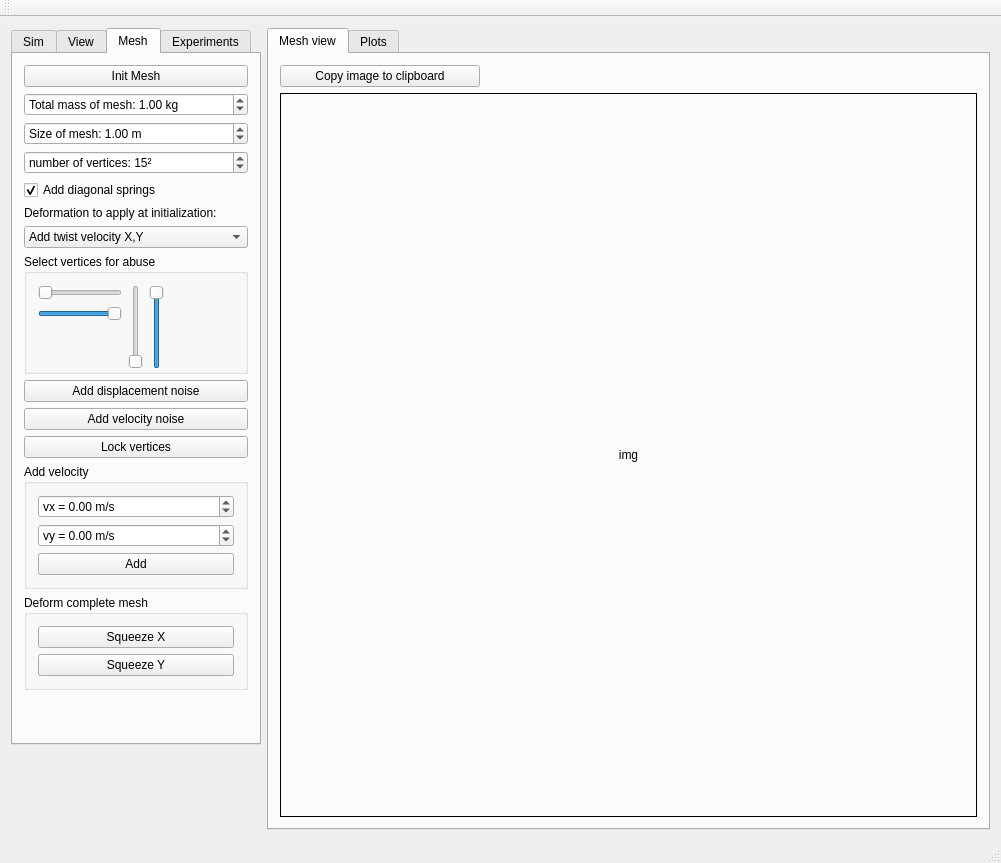
Above: mainwindow.ui from FrankMarsman/CS-Master-Thesis before the change. Below: the same form after it.
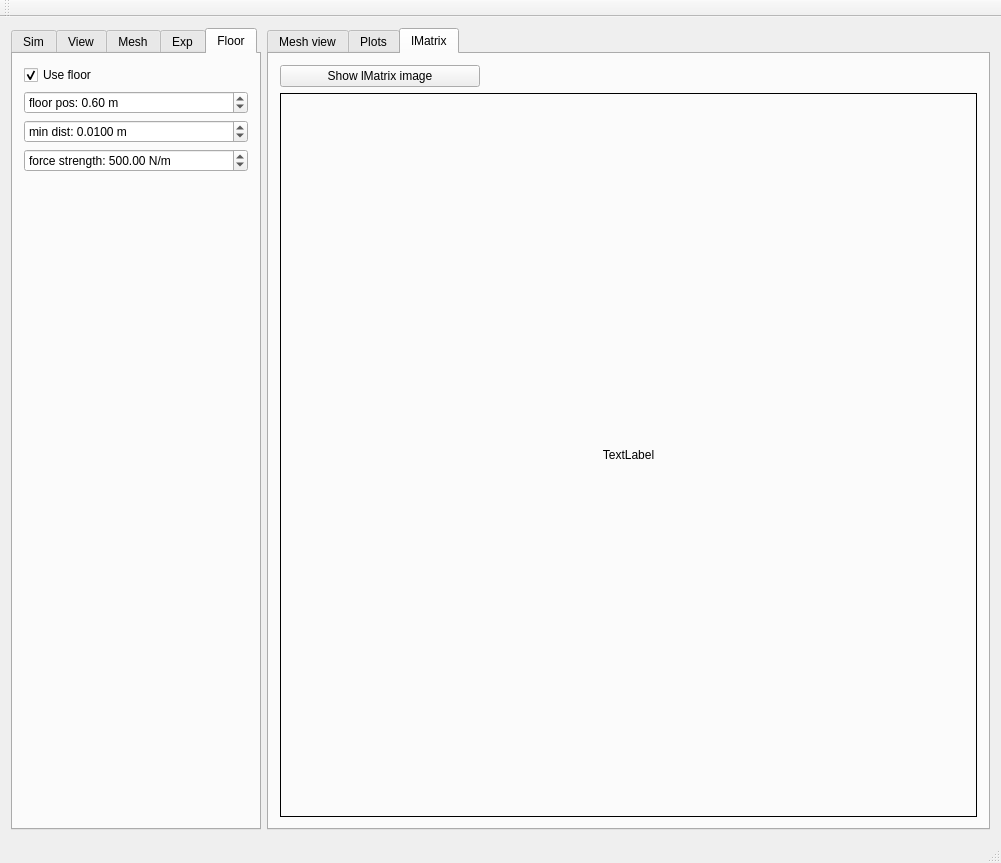
That is the form after the change. The open tabs and pages were chosen to show the change. Custom widgets are drawn as their Qt base class.

Commit message: Checkpoint before we change the constraint matrix.

```diff
--- a/mainwindow.ui
+++ b/mainwindow.ui
@@ -15,7 +15,7 @@
   </property>
   <widget class="QWidget" name="centralWidget">
    <layout class="QHBoxLayout" name="horizontalLayout">
-    <item alignment="Qt::AlignTop">
+    <item>
      <widget class="QTabWidget" name="MainTab">
       <property name="maximumSize">
        <size>
@@ -30,7 +30,7 @@
        <enum>QTabWidget::Rounded</enum>
       </property>
       <property name="currentIndex">
-       <number>2</number>
+       <number>4</number>
       </property>
       <widget class="QWidget" name="SimTab">
        <attribute name="title">
@@ -503,7 +503,7 @@
            <double>0.010000000000000</double>
           </property>
           <property name="value">
-           <double>1.000000000000000</double>
+           <double>20.000000000000000</double>
           </property>
          </widget>
         </item>
@@ -600,7 +600,7 @@
           </item>
          </widget>
         </item>
-        <item alignment="Qt::AlignTop">
+        <item>
          <widget class="QGroupBox" name="groupBox_2">
           <property name="title">
            <string>Select vertices for abuse</string>
@@ -802,7 +802,7 @@
       </widget>
       <widget class="QWidget" name="tab_2">
        <attribute name="title">
-        <string>Experiments</string>
+        <string>Exp</string>
        </attribute>
        <layout class="QVBoxLayout" name="verticalLayout_10">
         <item>
@@ -834,10 +834,104 @@
         </item>
        </layout>
       </widget>
+      <widget class="QWidget" name="tab_4">
+       <attribute name="title">
+        <string>Floor</string>
+       </attribute>
+       <layout class="QVBoxLayout" name="verticalLayout_14">
+        <item>
+         <layout class="QVBoxLayout" name="verticalLayout_11">
+          <item>
+           <widget class="QCheckBox" name="ffCheckBox">
+            <property name="text">
+             <string>Use floor</string>
+            </property>
+            <property name="checked">
+             <bool>true</bool>
+            </property>
+           </widget>
+          </item>
+          <item>
+           <widget class="QDoubleSpinBox" name="ffPosBox">
+            <property name="prefix">
+             <string>floor pos: </string>
+            </property>
+            <property name="suffix">
+             <string> m</string>
+            </property>
+            <property name="minimum">
+             <double>-100.000000000000000</double>
+            </property>
+            <property name="maximum">
+             <double>100.000000000000000</double>
+            </property>
+            <property name="singleStep">
+             <double>0.010000000000000</double>
+            </property>
+            <property name="value">
+             <double>0.600000000000000</double>
+            </property>
+           </widget>
+          </item>
+          <item>
+           <widget class="QDoubleSpinBox" name="ffDistBox">
+            <property name="prefix">
+             <string>min dist: </string>
+            </property>
+            <property name="suffix">
+             <string> m</string>
+            </property>
+            <property name="decimals">
+             <number>4</number>
+            </property>
+            <property name="singleStep">
+             <double>0.001000000000000</double>
+            </property>
+            <property name="value">
+             <double>0.010000000000000</double>
+            </property>
+           </widget>
+          </item>
+          <item>
+           <widget class="QDoubleSpinBox" name="ffStrengthBox">
+            <property name="prefix">
+             <string>force strength: </string>
+            </property>
+            <property name="suffix">
+             <string> N/m</string>
+            </property>
+            <property name="maximum">
+             <double>10000.000000000000000</double>
+            </property>
+            <property name="value">
+             <double>500.000000000000000</double>
+            </property>
+           </widget>
+          </item>
+          <item>
+           <spacer name="verticalSpacer_4">
+            <property name="orientation">
+             <enum>Qt::Vertical</enum>
+            </property>
+            <property name="sizeHint" stdset="0">
+             <size>
+              <width>20</width>
+              <height>40</height>
+             </size>
+            </property>
+           </spacer>
+          </item>
+         </layout>
+        </item>
+       </layout>
+      </widget>
      </widget>
     </item>
     <item>
      <widget class="QTabWidget" name="tabWidget">
+      <property name="layoutDirection">
+       <enum>Qt::LeftToRight</enum>
+      </property>
       <property name="currentIndex">
        <number>0</number>
       </property>
@@ -978,6 +1072,51 @@
         </item>
        </layout>
       </widget>
+      <widget class="QWidget" name="tab_3">
+       <attribute name="title">
+        <string>lMatrix</string>
+       </attribute>
+       <layout class="QVBoxLayout" name="verticalLayout_12">
+        <item>
+         <widget class="QPushButton" name="updateLMatImg">
+          <property name="maximumSize">
+           <size>
+            <width>200</width>
+            <height>16777215</height>
+           </size>
+          </property>
+          <property name="text">
+           <string>Show lMatrix image</string>
+          </property>
+         </widget>
+        </item>
+        <item>
+         <widget class="QLabel" name="lMatImgLabel">
+          <property name="minimumSize">
+           <size>
+            <width>500</width>
+            <height>500</height>
+           </size>
+          </property>
+          <property name="maximumSize">
+           <size>
+            <width>800</width>
+            <height>800</height>
+           </size>
+          </property>
+          <property name="frameShape">
+           <enum>QFrame::Box</enum>
+          </property>
+          <property name="text">
+           <string>TextLabel</string>
+          </property>
+          <property name="alignment">
+           <set>Qt::AlignCenter</set>
+          </property>
+         </widget>
+        </item>
+       </layout>
+      </widget>
      </widget>
     </item>
    </layout>
```
Left out of the diff: 93 changed lines with no effect on the pictures. The commit also changes 5 other files.
